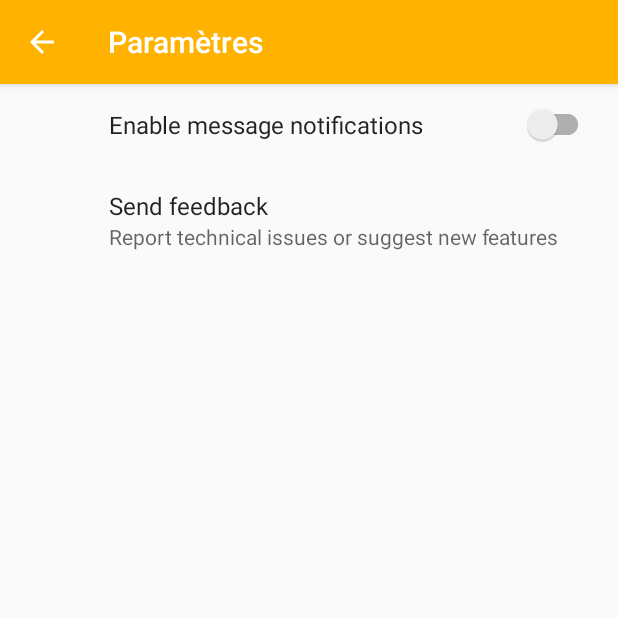
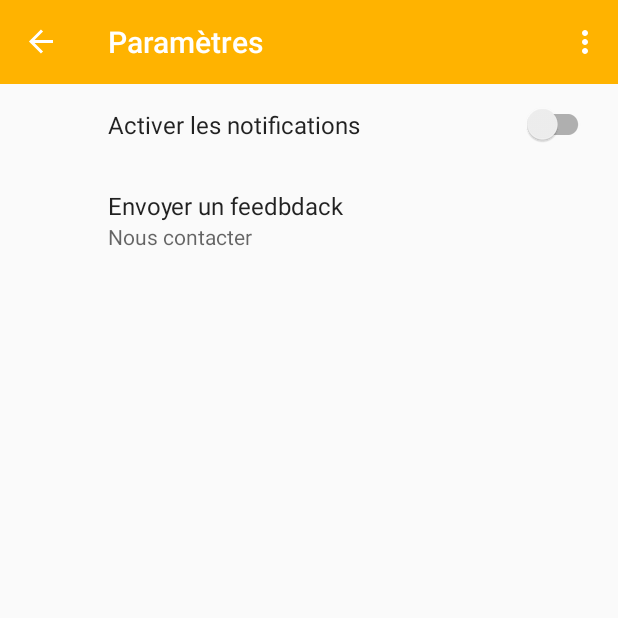
Before and after one commit to ARriddle/ARriddle, an Android app: the screen it shows after launch (SettingsActivity before the commit, MainActivity after it), in the options menu, after a tap on "Paramètres", on a phone screen of 412 x 824 dp, the top half of it. Run offline under Robolectric (Android 15) with nearby library versions, the phone set to English and light mode, and no system bars; our stand-ins replace androidx.preference, navigation-ui.

Commit message:
Replace activities by fragments
It's a big commit. I changed the way to think the app. Now we're only
using one activityand a navigation controller to navigate between
fragments.
I changed the navigation drawer so it overlays the appbar.

```diff
--- a/app/src/main/java/fr/ec/arridle/activities/BasicActivity.kt
+++ /dev/null
@@ -1,55 +0,0 @@
-package fr.ec.arridle.activities
-
-import fr.ec.arridle.R
-import android.content.Intent
-import androidx.appcompat.app.AppCompatActivity
-import android.os.Bundle
-import android.view.Menu
-import android.view.MenuItem
-import androidx.appcompat.widget.Toolbar
-import androidx.navigation.findNavController
-import androidx.navigation.ui.NavigationUI
-import com.google.android.material.navigation.NavigationView
-
-abstract class BasicActivity : AppCompatActivity() {
-
-    override fun onCreate(savedInstanceState: Bundle?) {
-        super.onCreate(savedInstanceState)
-        setContentView(R.layout.activity_basic)
-
-    }
-
-    fun setupToolBar() {
-        val toolbar: Toolbar = findViewById(R.id.toolbar)
-        setSupportActionBar(toolbar)
-        val actionBar = supportActionBar
-        actionBar?.setDisplayHomeAsUpEnabled(true)
-
-        val navView: NavigationView = findViewById(R.id.navView)
-        val navController = this.findNavController(R.id.myNavHostFragment)
-        NavigationUI.setupWithNavController(navView, navController)
-    }
-
-    override fun onCreateOptionsMenu(menu: Menu?): Boolean {
-        menuInflater.inflate(R.menu.menu, menu)
-        return true
-    }
-
-    override fun onOptionsItemSelected(item: MenuItem): Boolean {
-        when (item.itemId) {
-            R.id.settings -> {
-                val intent = Intent(this, SettingsActivity::class.java)
-                startActivity(intent)
-            }
-
-            R.id.apropos -> {
-                val intent = Intent(this, AproposActivity::class.java)
-                startActivity(intent)
-            }
-
-
-        }
-        return super.onOptionsItemSelected(item)
-    }
-
-}
--- a/app/src/main/java/fr/ec/arridle/activities/MainActivity.kt
+++ b/app/src/main/java/fr/ec/arridle/activities/MainActivity.kt
@@ -1,17 +1,47 @@
 package fr.ec.arridle.activities
 
 import android.os.Bundle
-import android.widget.FrameLayout
+import android.view.Menu
+import android.view.MenuItem
+import androidx.appcompat.app.AppCompatActivity
+import androidx.appcompat.widget.Toolbar
+import androidx.navigation.findNavController
+import androidx.navigation.ui.NavigationUI
 import fr.ec.arridle.R
+import kotlinx.android.synthetic.main.activity_main.*
 
-class MainActivity : BasicActivity() {
+class MainActivity : AppCompatActivity() {
 
     override fun onCreate(savedInstanceState: Bundle?) {
         super.onCreate(savedInstanceState)
-        super.setupToolBar()
+        setContentView(R.layout.activity_main)
+
+        val toolbar: Toolbar = findViewById(R.id.toolbar)
+        setSupportActionBar(toolbar)
         val actionBar = supportActionBar
-        actionBar?.setDisplayHomeAsUpEnabled(false)
-        val activityContainer: FrameLayout = findViewById(R.id.layout_container)
-        layoutInflater.inflate(R.layout.activity_main, activityContainer, true)
+        actionBar?.setDisplayHomeAsUpEnabled(true)
+
+        val navController = this.findNavController(R.id.myNavHostFragment)
+        NavigationUI.setupWithNavController(navView, navController)
+        NavigationUI.setupActionBarWithNavController(this, navController, drawerLayout)
     }
+
+    override fun onSupportNavigateUp(): Boolean {
+        val navController = this.findNavController(R.id.myNavHostFragment)
+        return NavigationUI.navigateUp(navController, drawerLayout)
+    }
+
+    override fun onCreateOptionsMenu(menu: Menu?): Boolean {
+        menuInflater.inflate(R.menu.menu, menu)
+        return true
+    }
+
+    override fun onOptionsItemSelected(item: MenuItem?): Boolean {
+        return NavigationUI.onNavDestinationSelected(
+            item!!,
+            this.findNavController(R.id.myNavHostFragment)
+        )
+                || super.onOptionsItemSelected(item)
+    }
+
 }
--- a/app/src/main/java/fr/ec/arridle/activities/SettingsActivity.kt
+++ /dev/null
@@ -1,25 +0,0 @@
-package fr.ec.arridle.activities
-
-import android.os.Bundle
-import androidx.appcompat.app.AppCompatActivity
-import androidx.appcompat.widget.Toolbar
-
-import fr.ec.arridle.R
-import fr.ec.arridle.fragments.SettingsFragment
-
-class SettingsActivity : AppCompatActivity() {
-    override fun onCreate(savedInstanceState: Bundle?) {
-        super.onCreate(savedInstanceState)
-        setContentView(R.layout.activity_settings)
-        val toolbar: Toolbar = findViewById(R.id.toolbar)
-        setSupportActionBar(toolbar)
-        val actionBar = supportActionBar
-        actionBar?.setDisplayHomeAsUpEnabled(true)
-
-        supportFragmentManager
-            .beginTransaction()
-            .replace(R.id.settings_container, SettingsFragment())
-            .commit()
-    }
-
-}
--- a/app/src/main/res/layout/activity_main.xml
+++ b/app/src/main/res/layout/activity_main.xml
@@ -1,8 +1,47 @@
 <?xml version="1.0" encoding="utf-8"?>
-<androidx.constraintlayout.widget.ConstraintLayout xmlns:android="http://schemas.android.com/apk/res/android"
+<androidx.drawerlayout.widget.DrawerLayout xmlns:android="http://schemas.android.com/apk/res/android"
     xmlns:tools="http://schemas.android.com/tools"
+    xmlns:app="http://schemas.android.com/apk/res-auto"
+    android:id="@+id/drawerLayout"
     android:layout_width="match_parent"
     android:layout_height="match_parent"
     tools:context=".activities.MainActivity">
 
-</androidx.constraintlayout.widget.ConstraintLayout>
+    <RelativeLayout
+        android:layout_width="match_parent"
+        android:layout_height="match_parent">
+
+        <androidx.appcompat.widget.Toolbar
+            android:id="@+id/toolbar"
+            android:layout_width="match_parent"
+            android:layout_height="?attr/actionBarSize"
+            android:background="?attr/colorPrimary"
+            android:theme="@style/ThemeOverlay.AppCompat.Dark.ActionBar"
+            app:layout_constraintStart_toStartOf="parent"
+            app:layout_constraintTop_toTopOf="parent"
+            app:popupTheme="@style/ThemeOverlay.AppCompat.Light" />
+
+        <LinearLayout
+            android:layout_width="match_parent"
+            android:layout_height="match_parent"
+            android:layout_marginTop="?attr/actionBarSize"
+            android:orientation="vertical">
+
+            <fragment
+                android:id="@+id/myNavHostFragment"
+                android:name="androidx.navigation.fragment.NavHostFragment"
+                android:layout_width="match_parent"
+                android:layout_height="wrap_content"
+                app:defaultNavHost="true"
+                app:navGraph="@navigation/navigation" />
+        </LinearLayout>
+    </RelativeLayout>
+
+    <com.google.android.material.navigation.NavigationView
+        android:id="@+id/navView"
+        app:headerLayout="@layout/nav_header"
+        app:menu="@menu/navdrawer_menu"
+        android:layout_width="wrap_content"
+        android:layout_height="match_parent"
+        android:layout_gravity="start" />
+</androidx.drawerlayout.widget.DrawerLayout>
--- a/app/src/main/res/layout/activity_settings.xml
+++ /dev/null
@@ -1,29 +0,0 @@
-<?xml version="1.0" encoding="utf-8"?>
-<androidx.constraintlayout.widget.ConstraintLayout xmlns:android="http://schemas.android.com/apk/res/android"
-    xmlns:app="http://schemas.android.com/apk/res-auto"
-    xmlns:tools="http://schemas.android.com/tools"
-    android:layout_width="match_parent"
-    android:layout_height="match_parent"
-    tools:context=".activities.SettingsActivity">
-
-    <androidx.appcompat.widget.Toolbar
-        android:id="@+id/toolbar"
-        android:layout_width="match_parent"
-        android:layout_height="?attr/actionBarSize"
-        android:background="?attr/colorPrimary"
-        android:elevation="4dp"
-        android:theme="@style/ThemeOverlay.AppCompat.Dark.ActionBar"
-        app:layout_constraintEnd_toEndOf="parent"
-        app:layout_constraintStart_toStartOf="parent"
-        app:layout_constraintTop_toTopOf="parent"
-        app:popupTheme="@style/ThemeOverlay.AppCompat.Light" />
-
-    <FrameLayout
-        android:id="@+id/settings_container"
-        android:layout_width="411dp"
-        android:layout_height="679dp"
-        android:orientation="vertical"
-        app:layout_constraintEnd_toEndOf="parent"
-        app:layout_constraintTop_toBottomOf="@+id/toolbar"
-        tools:context=".activities.SettingsActivity" />
-</androidx.constraintlayout.widget.ConstraintLayout>
--- a/app/src/main/res/menu/menu.xml
+++ b/app/src/main/res/menu/menu.xml
@@ -1,11 +1,11 @@
 <?xml version="1.0" encoding="utf-8"?>
 <menu xmlns:android="http://schemas.android.com/apk/res/android">
     <item
-        android:id="@+id/settings"
+        android:id="@+id/settingsFragment"
         android:icon="@android:drawable/ic_menu_preferences"
         android:title="@string/settings_activity_title" />
     <item
-        android:id="@+id/apropos"
+        android:id="@+id/aproposFragment"
         android:icon="@android:drawable/ic_dialog_info"
         android:title="@string/apropos_activity_title" />
 </menu>
--- a/app/src/main/res/navigation/navigation.xml
+++ b/app/src/main/res/navigation/navigation.xml
@@ -8,17 +8,17 @@
     <fragment
         android:id="@+id/mainFragment"
         android:name="fr.ec.arridle.fragments.MainFragment"
-        android:label="fragment_main"
+        android:label="@string/main_activity_title"
         tools:layout="@layout/fragment_main" />
     <fragment
         android:id="@+id/settingsFragment"
         android:name="fr.ec.arridle.fragments.SettingsFragment"
-        android:label="fragment_settings"
+        android:label="@string/settings_activity_title"
         tools:layout="@xml/preferences"/>
     <fragment
         android:id="@+id/aproposFragment"
         android:name="fr.ec.arridle.fragments.AproposFragment"
-        android:label="fragment_apropos"
+        android:label="@string/apropos_activity_title"
         tools:layout="@layout/fragment_apropos" />
 
 </navigation>
--- a/app/src/main/res/xml/preferences.xml
+++ b/app/src/main/res/xml/preferences.xml
@@ -3,11 +3,11 @@
 
     <SwitchPreferenceCompat
         app:key="notifications"
-        app:title="Enable message notifications" />
+        app:title="Activer les notifications" />
 
     <Preference
         app:key="feedback"
-        app:summary="Report technical issues or suggest new features"
-        app:title="Send feedback" />
+        app:summary="Nous contacter"
+        app:title="Envoyer un feedbdack" />
 
 </PreferenceScreen>
```
Also changed, not shown: app/src/main/AndroidManifest.xml (+0 -8 lines), app/src/main/java/fr/ec/arridle/activities/AproposActivity.kt (deleted, +0 -15 lines), app/src/main/res/layout/activity_apropos.xml (deleted, +0 -8 lines), app/src/main/res/layout/activity_basic.xml (deleted, +0 -51 lines).
